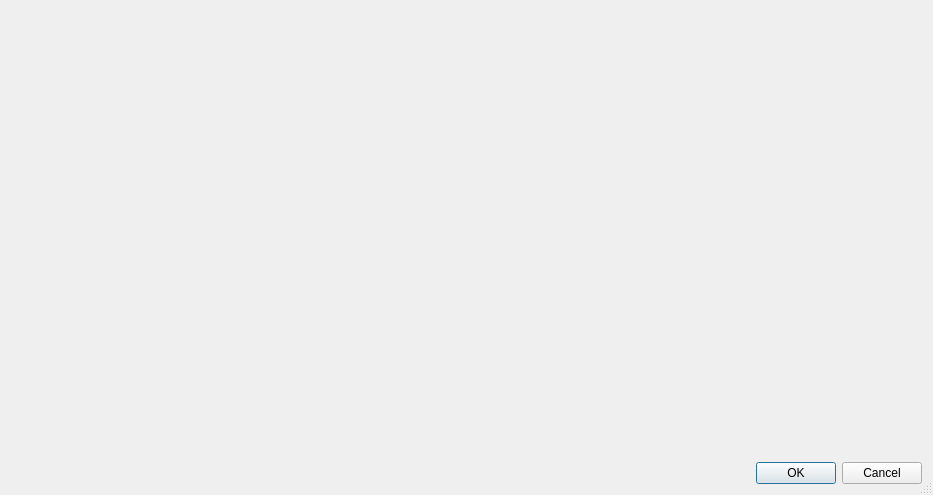
This is Resources/UI/Componentes/FiltroPadrao.ui in Klubas/Projeto-SOAD as Qt 5 draws it before an edit. The edited form follows.
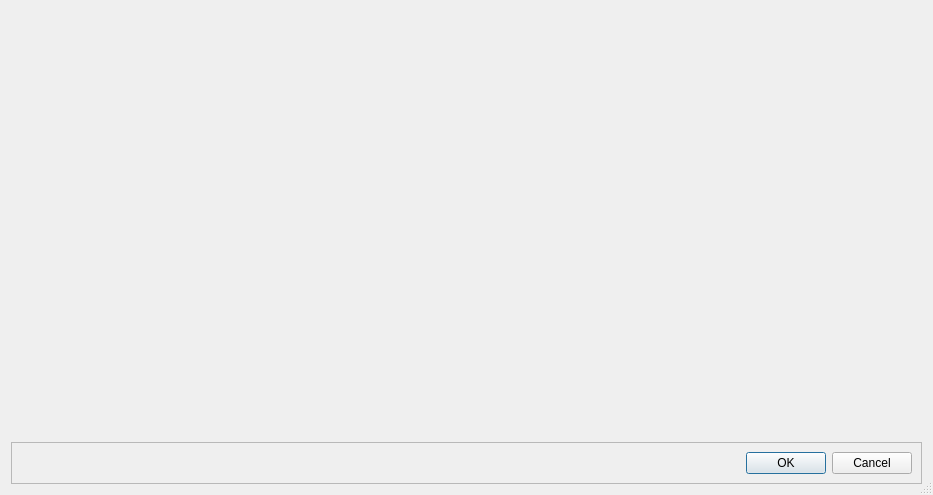
This is the edited form.

Commit message: - Melhoria filtro padrao

What changed in the file:
```diff
--- a/Resources/UI/Componentes/FiltroPadrao.ui
+++ b/Resources/UI/Componentes/FiltroPadrao.ui
@@ -35,9 +35,12 @@
    <bool>true</bool>
   </property>
   <layout class="QGridLayout" name="gridLayout">
-   <item row="0" column="0">
+   <item row="1" column="0">
     <widget class="QFrame" name="frame">
-     <layout class="QGridLayout" name="gridLayout_2">
+     <layout class="QVBoxLayout" name="verticalLayout">
+      <property name="spacing">
+       <number>0</number>
+      </property>
       <property name="leftMargin">
        <number>0</number>
       </property>
@@ -50,21 +53,57 @@
       <property name="bottomMargin">
        <number>0</number>
       </property>
-      <property name="spacing">
-       <number>0</number>
-      </property>
-      <item row="1" column="0">
-       <widget class="QDialogButtonBox" name="buttonBox">
-        <property name="orientation">
-         <enum>Qt::Horizontal</enum>
+      <item>
+       <widget class="QFrame" name="widget">
+        <property name="frameShape">
+         <enum>QFrame::NoFrame</enum>
         </property>
-        <property name="standardButtons">
-         <set>QDialogButtonBox::Cancel|QDialogButtonBox::Ok</set>
+        <property name="frameShadow">
+         <enum>QFrame::Raised</enum>
         </property>
+        <layout class="QGridLayout" name="gridLayout_2">
+         <property name="leftMargin">
+          <number>0</number>
+         </property>
+         <property name="topMargin">
+          <number>0</number>
+         </property>
+         <property name="rightMargin">
+          <number>0</number>
+         </property>
+         <property name="bottomMargin">
+          <number>0</number>
+         </property>
+        </layout>
        </widget>
       </item>
-      <item row="0" column="0">
-       <widget class="QWidget" name="widget" native="true"/>
+      <item>
+       <widget class="QFrame" name="frame_2">
+        <property name="sizePolicy">
+         <sizepolicy hsizetype="Preferred" vsizetype="Fixed">
+          <horstretch>0</horstretch>
+          <verstretch>0</verstretch>
+         </sizepolicy>
+        </property>
+        <property name="frameShape">
+         <enum>QFrame::StyledPanel</enum>
+        </property>
+        <property name="frameShadow">
+         <enum>QFrame::Raised</enum>
+        </property>
+        <layout class="QHBoxLayout" name="horizontalLayout">
+         <item>
+          <widget class="QDialogButtonBox" name="buttonBox">
+           <property name="orientation">
+            <enum>Qt::Horizontal</enum>
+           </property>
+           <property name="standardButtons">
+            <set>QDialogButtonBox::Cancel|QDialogButtonBox::Ok</set>
+           </property>
+          </widget>
+         </item>
+        </layout>
+       </widget>
       </item>
      </layout>
     </widget>
```
The commit also changes 25 other files.
